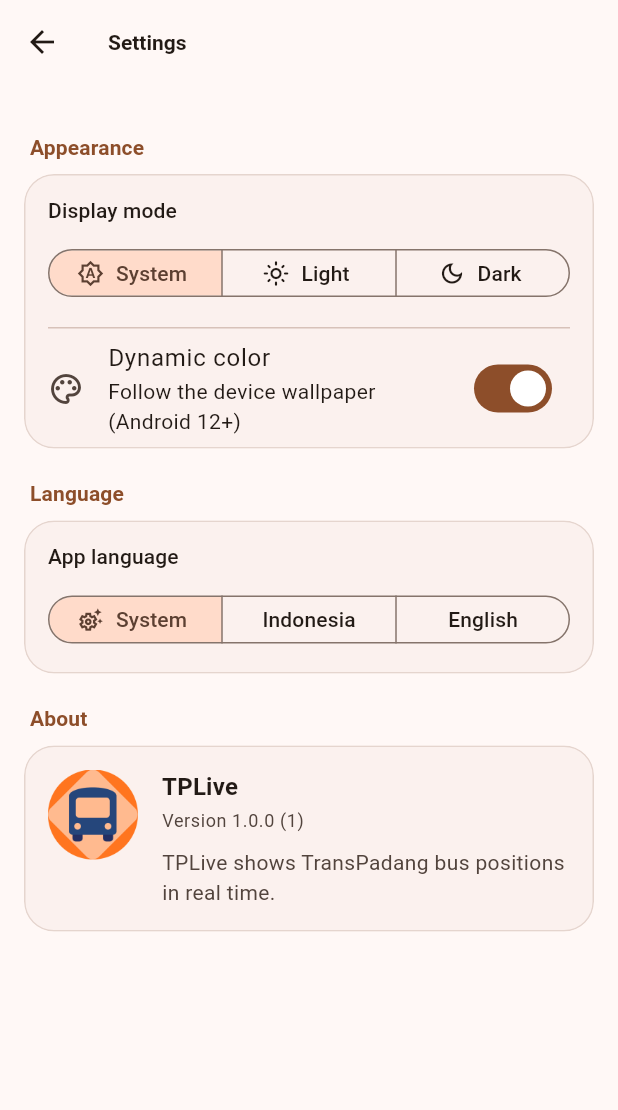
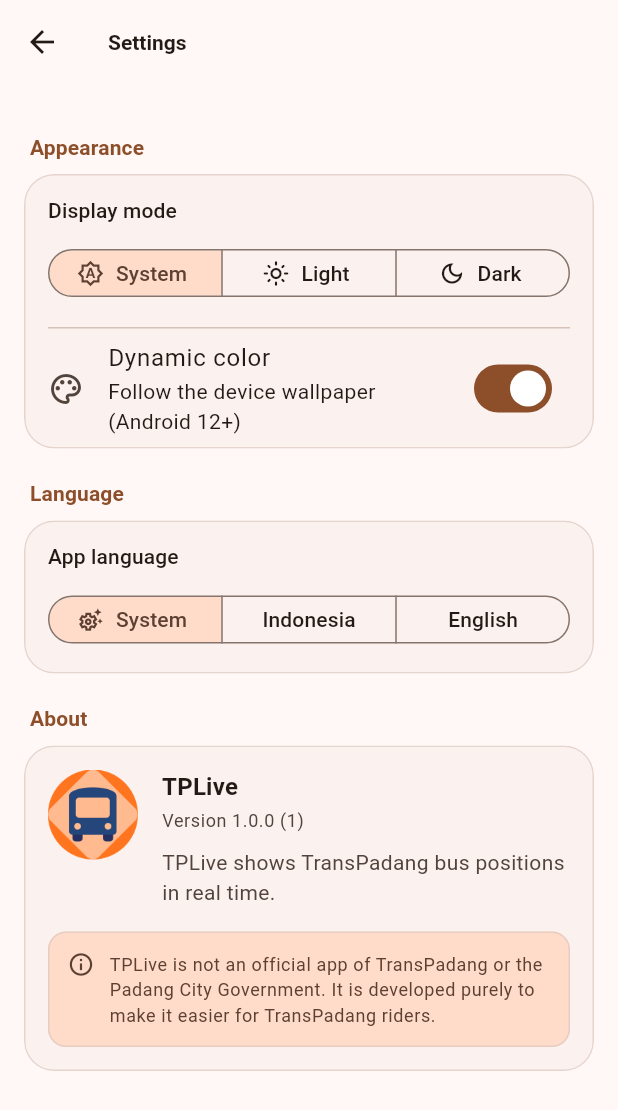
Before and after one commit to dwikyalfira/TPLive-Transpadang-Bus-Tracker, a Flutter app: the SettingsScreen screen opened directly, on a phone screen of 412 x 824 dp. Shown: the top 1110 px of the screen. Run offline on Flutter 3.47's test engine with Material 3 defaults, Android fonts, the light colour scheme and no system bars; drawn by our look-alikes of dynamic_color; our stand-ins replace flutter_riverpod, geolocator, latlong2, package_info_plus, shared_preferences; accounts and stored records are empty; network calls fail.

Commit message:
feat(settings): add non-affiliation disclaimer to About card
- State TPLive is not an official TransPadang/Padang City app
- Clarify it is built only to help TransPadang riders
- Add aboutDisclaimer string (id/en) + regenerate l10n

```diff
--- a/lib/features/settings/presentation/settings_screen.dart
+++ b/lib/features/settings/presentation/settings_screen.dart
@@ -437,7 +437,52 @@
             ],
           ),
         ),
+        Padding(
+          padding: const EdgeInsets.fromLTRB(16, 0, 16, 16),
+          child: _AboutDisclaimer(text: l10n.aboutDisclaimer),
+        ),
       ],
+    );
+  }
+}
+
+/// Kotak penafian di kartu "Tentang": menegaskan aplikasi ini bukan produk
+/// resmi TransPadang/Pemkot Padang dan dibuat untuk memudahkan pengguna.
+class _AboutDisclaimer extends StatelessWidget {
+  final String text;
+
+  const _AboutDisclaimer({required this.text});
+
+  @override
+  Widget build(BuildContext context) {
+    final scheme = Theme.of(context).colorScheme;
+    return Container(
+      padding: const EdgeInsets.all(12),
+      decoration: BoxDecoration(
+        color: scheme.secondaryContainer,
+        borderRadius: BorderRadius.circular(12),
+        border: Border.all(color: scheme.outlineVariant.withOpacity(0.6)),
+      ),
+      child: Row(
+        crossAxisAlignment: CrossAxisAlignment.start,
+        children: [
+          Icon(
+            Icons.info_outline,
+            size: 18,
+            color: scheme.onSecondaryContainer,
+          ),
+          const SizedBox(width: 10),
+          Expanded(
+            child: Text(
+              text,
+              style: Theme.of(context).textTheme.bodySmall?.copyWith(
+                    color: scheme.onSecondaryContainer,
+                    height: 1.4,
+                  ),
+            ),
+          ),
+        ],
+      ),
     );
   }
 }
--- a/lib/l10n/app_en.arb
+++ b/lib/l10n/app_en.arb
@@ -151,6 +151,7 @@
     }
   },
   "aboutAppDescription": "TPLive shows TransPadang bus positions in real time.",
+  "aboutDisclaimer": "TPLive is not an official app of TransPadang or the Padang City Government. It is developed purely to make it easier for TransPadang riders.",
   "demoModeTitle": "Demo mode",
   "demoModeSubtitle": "Use fake bus data for development"
 }
--- a/lib/l10n/app_id.arb
+++ b/lib/l10n/app_id.arb
@@ -333,6 +333,7 @@
     }
   },
   "aboutAppDescription": "TPLive menampilkan posisi bus TransPadang secara real-time.",
+  "aboutDisclaimer": "TPLive bukan aplikasi resmi TransPadang maupun Pemerintah Kota Padang. Aplikasi ini dikembangkan semata-mata untuk memudahkan pengguna TransPadang.",
   "demoModeTitle": "Mode demo",
   "demoModeSubtitle": "Gunakan data bus palsu untuk pengembangan"
 }
--- a/lib/l10n/app_localizations.dart
+++ b/lib/l10n/app_localizations.dart
@@ -885,6 +885,12 @@
   /// **'TPLive menampilkan posisi bus TransPadang secara real-time.'**
   String get aboutAppDescription;
 
+  /// No description provided for @aboutDisclaimer.
+  ///
+  /// In id, this message translates to:
+  /// **'TPLive bukan aplikasi resmi TransPadang maupun Pemerintah Kota Padang. Aplikasi ini dikembangkan semata-mata untuk memudahkan pengguna TransPadang.'**
+  String get aboutDisclaimer;
+
   /// No description provided for @demoModeTitle.
   ///
   /// In id, this message translates to:
--- a/lib/l10n/app_localizations_en.dart
+++ b/lib/l10n/app_localizations_en.dart
@@ -469,6 +469,9 @@
   String get aboutAppDescription => 'TPLive shows TransPadang bus positions in real time.';
 
   @override
+  String get aboutDisclaimer => 'TPLive is not an official app of TransPadang or the Padang City Government. It is developed purely to make it easier for TransPadang riders.';
+
+  @override
   String get demoModeTitle => 'Demo mode';
 
   @override
--- a/lib/l10n/app_localizations_id.dart
+++ b/lib/l10n/app_localizations_id.dart
@@ -469,6 +469,9 @@
   String get aboutAppDescription => 'TPLive menampilkan posisi bus TransPadang secara real-time.';
 
   @override
+  String get aboutDisclaimer => 'TPLive bukan aplikasi resmi TransPadang maupun Pemerintah Kota Padang. Aplikasi ini dikembangkan semata-mata untuk memudahkan pengguna TransPadang.';
+
+  @override
   String get demoModeTitle => 'Mode demo';
 
   @override
```
